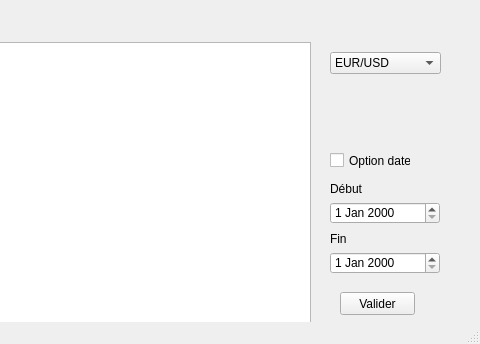
This is Projet3_TRADING/mainwindow.ui in MacFly669/myGitFiles as Qt 5 draws it before an edit; both pictures show x 420 to 900 and y 356 to 700 of the 900 by 700 pixel window. The edited form follows.
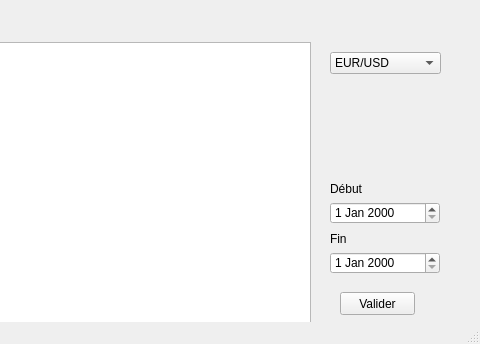
This is the edited form. Icons and pictures are not drawn.

Patch:
```diff
--- a/Projet3_TRADING/mainwindow.ui
+++ b/Projet3_TRADING/mainwindow.ui
@@ -124,19 +124,6 @@
      </rect>
     </property>
    </widget>
-   <widget class="QCheckBox" name="checkDate">
-    <property name="geometry">
-     <rect>
-      <x>750</x>
-      <y>460</y>
-      <width>81</width>
-      <height>17</height>
-     </rect>
-    </property>
-    <property name="text">
-     <string>Option date</string>
-    </property>
-   </widget>
    <widget class="QLabel" name="labelDebut">
     <property name="geometry">
      <rect>
```
